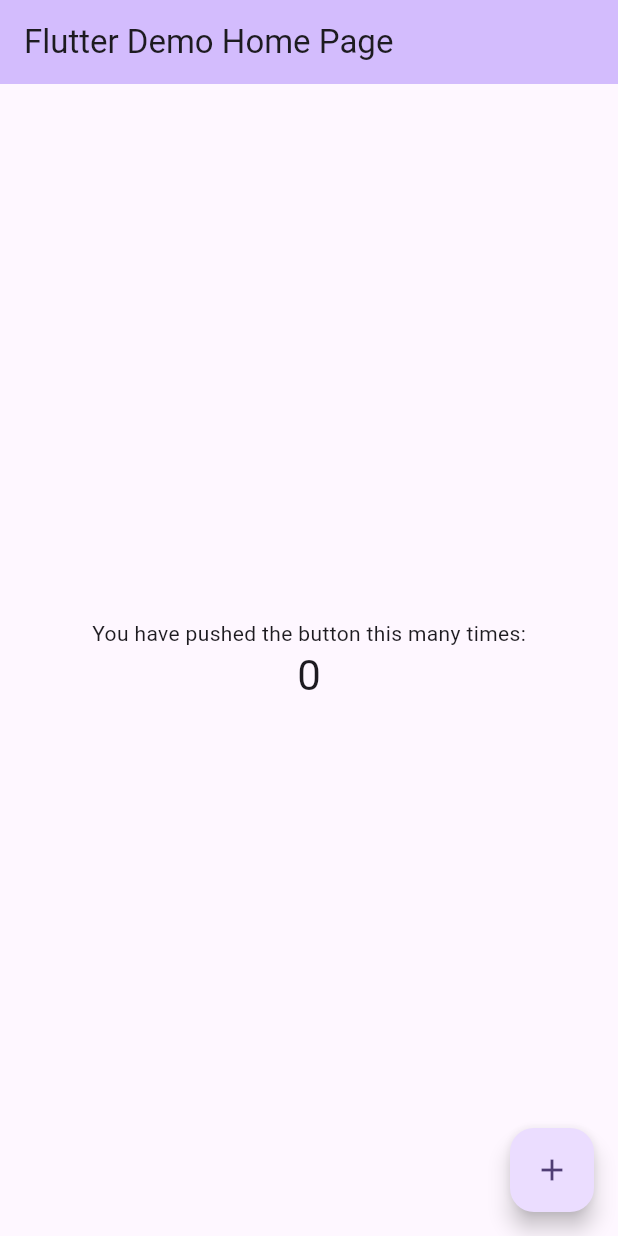
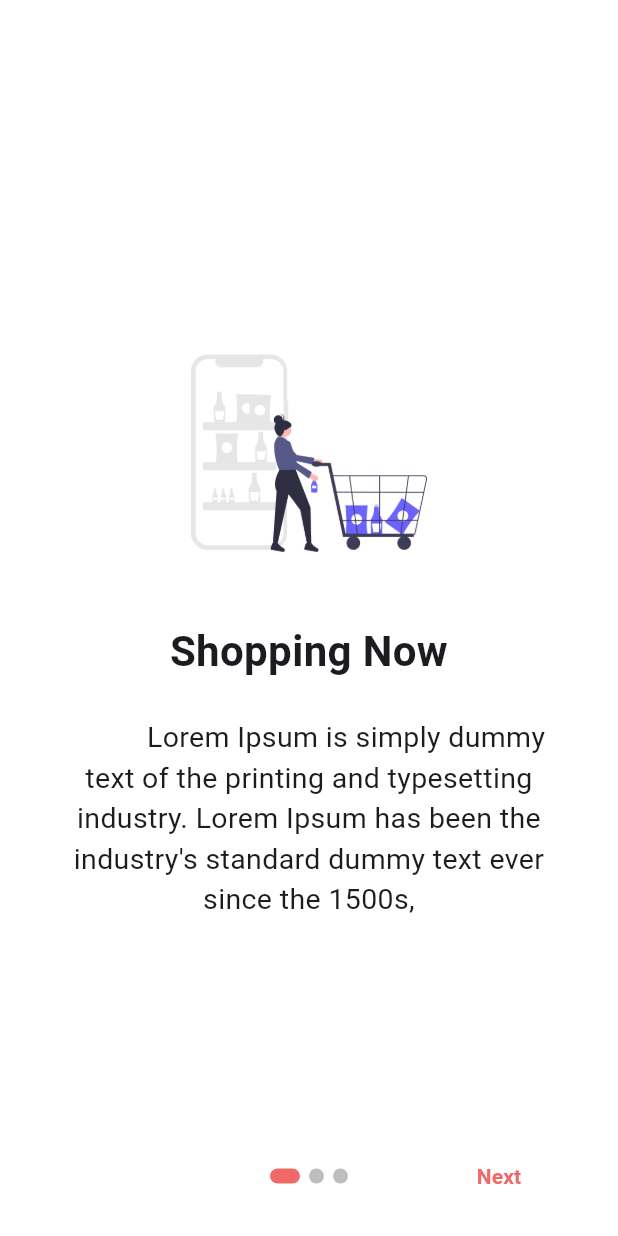
Before and after one commit to hoangphuc2702/boutique_shop, a Flutter app: the screen it shows after launch, on a phone screen of 412 x 824 dp. Run offline on Flutter 3.47's test engine with Material 3 defaults, Android fonts, the light colour scheme and no system bars; drawn by our look-alikes of introduction_screen; our stand-ins replace animated_bottom_navigation_bar, firebase_auth, firebase_core, google_sign_in, iconsax, shared_preferences; accounts and stored records are empty.

Commit message:
add many screen

```diff
--- a/lib/main.dart
+++ b/lib/main.dart
@@ -1,125 +1,26 @@
+import 'package:boutique_shop/screens/navigation_screen.dart';
+import 'package:boutique_shop/screens/splash_screen.dart';
+import 'package:firebase_core/firebase_core.dart';
 import 'package:flutter/material.dart';
 
-void main() {
-  runApp(const MyApp());
+void main() async {
+  WidgetsFlutterBinding.ensureInitialized();
+  await Firebase.initializeApp();
+  runApp(MyApp());
 }
 
 class MyApp extends StatelessWidget {
   const MyApp({super.key});
 
-  // This widget is the root of your application.
   @override
   Widget build(BuildContext context) {
     return MaterialApp(
-      title: 'Flutter Demo',
-      theme: ThemeData(
-        // This is the theme of your application.
-        //
-        // TRY THIS: Try running your application with "flutter run". You'll see
-        // the application has a purple toolbar. Then, without quitting the app,
-        // try changing the seedColor in the colorScheme below to Colors.green
-        // and then invoke "hot reload" (save your changes or press the "hot
-        // reload" button in a Flutter-supported IDE, or press "r" if you used
-        // the command line to start the app).
-        //
-        // Notice that the counter didn't reset back to zero; the application
-        // state is not lost during the reload. To reset the state, use hot
-        // restart instead.
-        //
-        // This works for code too, not just values: Most code changes can be
-        // tested with just a hot reload.
-        colorScheme: ColorScheme.fromSeed(seedColor: Colors.deepPurple),
-        useMaterial3: true,
-      ),
-      home: const MyHomePage(title: 'Flutter Demo Home Page'),
+      debugShowCheckedModeBanner: false,
+      title: 'Boutique Shop',
+      home: SplashScreen(),
+      routes: {
+        SplashScreen.routeName: (context) => NavigationScreen(),
+      },
     );
   }
 }
-
-class MyHomePage extends StatefulWidget {
-  const MyHomePage({super.key, required this.title});
-
-  // This widget is the home page of your application. It is stateful, meaning
-  // that it has a State object (defined below) that contains fields that affect
-  // how it looks.
-
-  // This class is the configuration for the state. It holds the values (in this
-  // case the title) provided by the parent (in this case the App widget) and
-  // used by the build method of the State. Fields in a Widget subclass are
-  // always marked "final".
-
-  final String title;
-
-  @override
-  State<MyHomePage> createState() => _MyHomePageState();
-}
-
-class _MyHomePageState extends State<MyHomePage> {
-  int _counter = 0;
-
-  void _incrementCounter() {
-    setState(() {
-      // This call to setState tells the Flutter framework that something has
-      // changed in this State, which causes it to rerun the build method below
-      // so that the display can reflect the updated values. If we changed
-      // _counter without calling setState(), then the build method would not be
-      // called again, and so nothing would appear to happen.
-      _counter++;
-    });
-  }
-
-  @override
-  Widget build(BuildContext context) {
-    // This method is rerun every time setState is called, for instance as done
-    // by the _incrementCounter method above.
-    //
-    // The Flutter framework has been optimized to make rerunning build methods
-    // fast, so that you can just rebuild anything that needs updating rather
-    // than having to individually change instances of widgets.
-    return Scaffold(
-      appBar: AppBar(
-        // TRY THIS: Try changing the color here to a specific color (to
-        // Colors.amber, perhaps?) and trigger a hot reload to see the AppBar
-        // change color while the other colors stay the same.
-        backgroundColor: Theme.of(context).colorScheme.inversePrimary,
-        // Here we take the value from the MyHomePage object that was created by
-        // the App.build method, and use it to set our appbar title.
-        title: Text(widget.title),
-      ),
-      body: Center(
-        // Center is a layout widget. It takes a single child and positions it
-        // in the middle of the parent.
-        child: Column(
-          // Column is also a layout widget. It takes a list of children and
-          // arranges them vertically. By default, it sizes itself to fit its
-          // children horizontally, and tries to be as tall as its parent.
-          //
-          // Column has various properties to control how it sizes itself and
-          // how it positions its children. Here we use mainAxisAlignment to
-          // center the children vertically; the main axis here is the vertical
-          // axis because Columns are vertical (the cross axis would be
-          // horizontal).
-          //
-          // TRY THIS: Invoke "debug painting" (choose the "Toggle Debug Paint"
-          // action in the IDE, or press "p" in the console), to see the
-          // wireframe for each widget.
-          mainAxisAlignment: MainAxisAlignment.center,
-          children: <Widget>[
-            const Text(
-              'You have pushed the button this many times:',
-            ),
-            Text(
-              '$_counter',
-              style: Theme.of(context).textTheme.headlineMedium,
-            ),
-          ],
-        ),
-      ),
-      floatingActionButton: FloatingActionButton(
-        onPressed: _incrementCounter,
-        tooltip: 'Increment',
-        child: const Icon(Icons.add),
-      ), // This trailing comma makes auto-formatting nicer for build methods.
-    );
-  }
-}
--- /dev/null
+++ b/lib/screens/onboarding_screen.dart
@@ -0,0 +1,91 @@
+import 'package:boutique_shop/screens/home_screen.dart';
+import 'package:boutique_shop/screens/login_screen.dart';
+import 'package:flutter/material.dart';
+import 'package:introduction_screen/introduction_screen.dart';
+
+class OnboardingScreen extends StatelessWidget {
+
+  final introKey = GlobalKey<IntroductionScreenState>();
+
+  @override
+  Widget build(BuildContext context) {
+    final pageDecoration = PageDecoration(
+      titleTextStyle: TextStyle(
+        fontSize: 28,
+        fontWeight: FontWeight.w700,
+      ),
+      bodyTextStyle: TextStyle(fontSize: 19),
+      bodyPadding: EdgeInsets.fromLTRB(16, 0, 16, 16),
+      pageColor: Colors.white,
+      imagePadding: EdgeInsets.zero,
+
+    );
+    return IntroductionScreen(
+      key: introKey,
+      globalBackgroundColor: Colors.white,
+      pages: [
+        PageViewModel(
+          title: 'Shopping Now',
+          body: '''
+          Lorem Ipsum is simply dummy text of the printing and typesetting industry. Lorem Ipsum has been the industry's standard dummy text ever since the 1500s,''',
+          image: Image.asset('assets/images/splash1.png', width: 200,),
+          decoration: pageDecoration,
+        ),
+
+        PageViewModel(
+          title: 'Big Discount',
+          body: '''
+          Lorem Ipsum is simply dummy text of the printing and typesetting industry. Lorem Ipsum has been the industry's standard dummy text ever since the 1500s,''',
+          image: Image.asset('assets/images/splash2.png', width: 200,),
+          decoration: pageDecoration,
+        ),
+
+        PageViewModel(
+          title: 'Free Delivery',
+          body: '''
+          Lorem Ipsum is simply dummy text of the printing and typesetting industry. Lorem Ipsum has been the industry's standard dummy text ever since the 1500s,''',
+          image: Image.asset('assets/images/splash3.png', width: 200,),
+          decoration: pageDecoration,
+          footer: Padding(
+              padding: EdgeInsets.only(left: 15, right: 15, top: 50),
+            child: ElevatedButton(
+                onPressed: () {
+                  Navigator.push(context, MaterialPageRoute(builder: (context) => LoginScreen(),));
+                }, child: Text("Let's Shop", style: TextStyle(fontSize: 18),),
+              style: ElevatedButton.styleFrom(
+                minimumSize: Size.fromHeight(55),
+                backgroundColor: Color(0xFFEF6969),
+                shape: RoundedRectangleBorder(
+                  borderRadius: BorderRadius.circular(8),
+                )
+              )
+            ),
+          )
+        )
+      ],
+      showSkipButton: false,
+      showDoneButton: false,
+      showBackButton: true,
+      back: Text("Back", style: TextStyle(
+          fontWeight: FontWeight.w600,
+          color: Color(0xFFEF6969)
+      )),
+      next: Text("Next", style: TextStyle(
+        fontWeight: FontWeight.w600,
+        color: Color(0xFFEF6969),
+      ),),
+      onDone: (){},
+      onSkip: (){},
+      dotsDecorator: DotsDecorator(
+        size: Size.square(10),
+        activeSize: Size(20, 10),
+        activeColor: Color(0xFFEF6969),
+        color: Colors.black26,
+        spacing: EdgeInsets.symmetric(horizontal: 3),
+        activeShape: RoundedRectangleBorder(
+          borderRadius: BorderRadius.circular(25),
+        ),
+      ),
+    );
+  }
+}
--- a/pubspec.yaml
+++ b/pubspec.yaml
@@ -17,6 +17,9 @@ dependencies:
   table_calendar: ^3.1.2
   fl_chart: ^0.69.0
   flutter_slidable: ^3.1.1
+  introduction_screen: ^3.1.14
+  animated_bottom_navigation_bar: ^1.3.3
+  iconsax: ^0.0.8
 
 
   firebase_core: ^3.6.0
```
Also changed, not shown: lib/provider/google_login_provider.dart (added, +46 -0 lines), lib/screens/cart_screen.dart (added, +15 -0 lines), lib/screens/favorites_screen.dart (added, +15 -0 lines), lib/screens/home_screen.dart (added, +16 -0 lines), lib/screens/login_screen.dart (added, +193 -0 lines), lib/screens/navigation_screen.dart (added, +81 -0 lines), lib/screens/profile_screen.dart (added, +15 -0 lines), lib/screens/sign_up_screen.dart (added, +15 -0 lines), lib/screens/splash_screen.dart (added, +48 -0 lines), assets/images/logo.png (added), assets/images/splash1.png (added), assets/images/splash2.png (added), assets/images/splash3.png (added), 4 other files.
